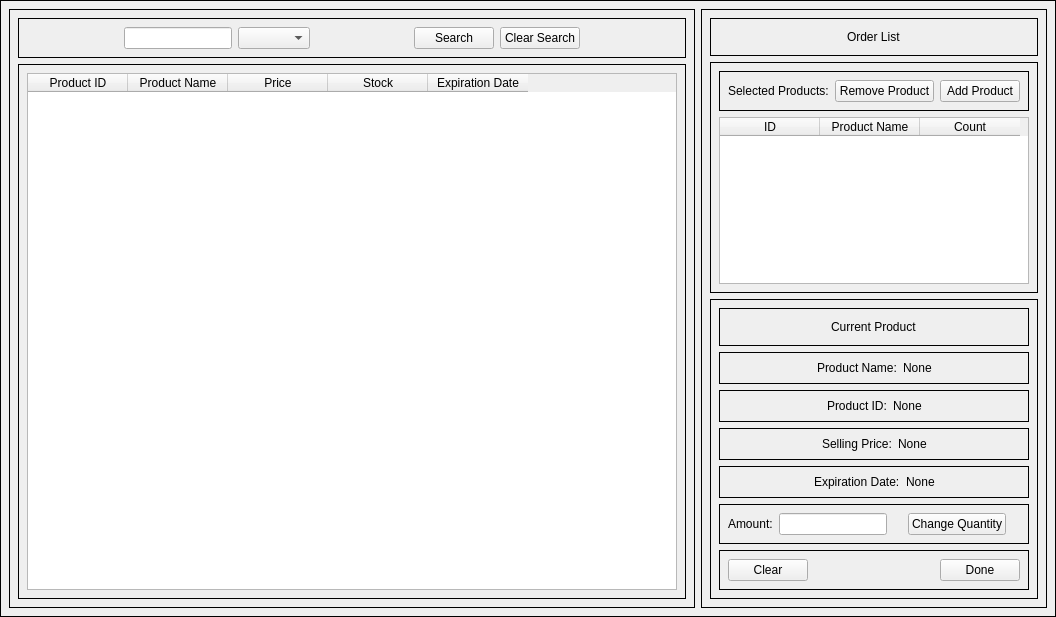
Qt form Screens/MainMenuScreens/Transaction/Transaction_Prod.ui (Bideiro/Ranil_project_py) before a commit.
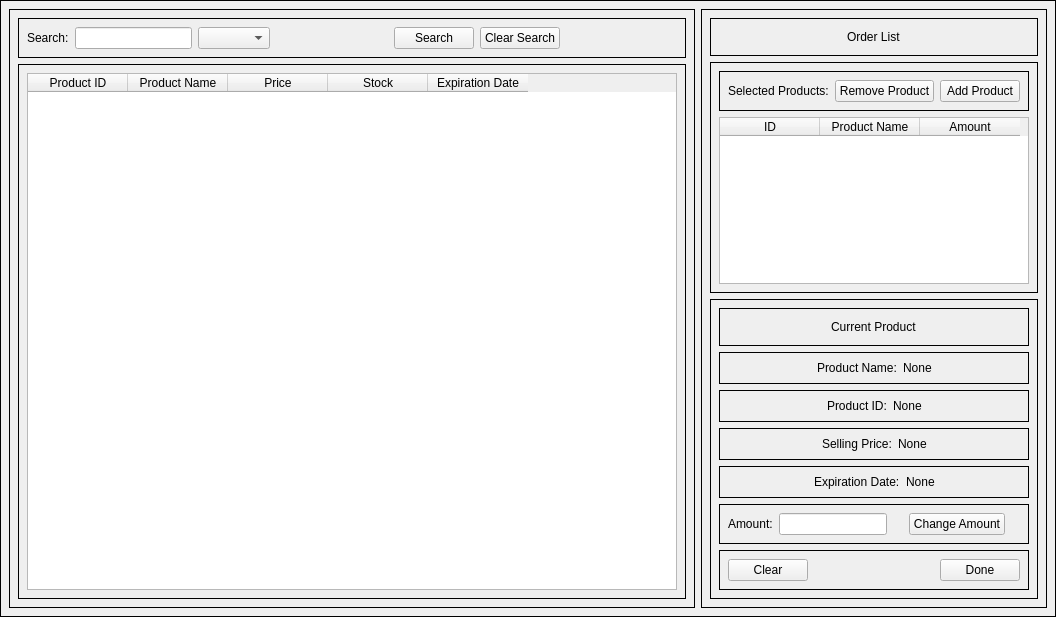
The same form after that commit.

Patch:
```diff
--- a/Screens/MainMenuScreens/Transaction/Transaction_Prod.ui
+++ b/Screens/MainMenuScreens/Transaction/Transaction_Prod.ui
@@ -26,17 +26,11 @@
         <widget class="QWidget" name="widget_2" native="true">
          <layout class="QHBoxLayout" name="horizontalLayout_10">
           <item>
-           <spacer name="horizontalSpacer_21">
-            <property name="orientation">
-             <enum>Qt::Horizontal</enum>
+           <widget class="QLabel" name="label_7">
+            <property name="text">
+             <string>Search:</string>
             </property>
-            <property name="sizeHint" stdset="0">
-             <size>
-              <width>85</width>
-              <height>20</height>
-             </size>
-            </property>
-           </spacer>
+           </widget>
           </item>
           <item>
            <widget class="QLineEdit" name="Search_LE"/>
@@ -233,6 +227,9 @@
           </item>
           <item>
            <widget class="QTableWidget" name="SProducts_Table">
+            <property name="enabled">
+             <bool>true</bool>
+            </property>
             <property name="sizePolicy">
              <sizepolicy hsizetype="Expanding" vsizetype="Fixed">
               <horstretch>0</horstretch>
@@ -245,6 +242,18 @@
               <height>150</height>
              </size>
             </property>
+            <property name="editTriggers">
+             <set>QAbstractItemView::NoEditTriggers</set>
+            </property>
+            <property name="alternatingRowColors">
+             <bool>true</bool>
+            </property>
+            <property name="selectionBehavior">
+             <enum>QAbstractItemView::SelectRows</enum>
+            </property>
+            <property name="gridStyle">
+             <enum>Qt::NoPen</enum>
+            </property>
             <attribute name="verticalHeaderVisible">
              <bool>false</bool>
             </attribute>
@@ -260,7 +269,7 @@
             </column>
             <column>
              <property name="text">
-              <string>Count</string>
+              <string>Amount</string>
              </property>
             </column>
            </widget>
@@ -523,7 +532,7 @@
              <item>
               <widget class="QPushButton" name="Add_btn">
                <property name="text">
-                <string>Change Quantity</string>
+                <string>Change Amount</string>
                </property>
               </widget>
              </item>
```
Left out of the diff: 9 changed lines with no effect on the pictures.
